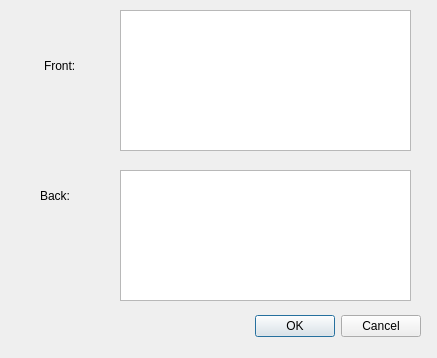
tzcl/qtSRFRS, file flashcardcreator.ui: the form before one commit.
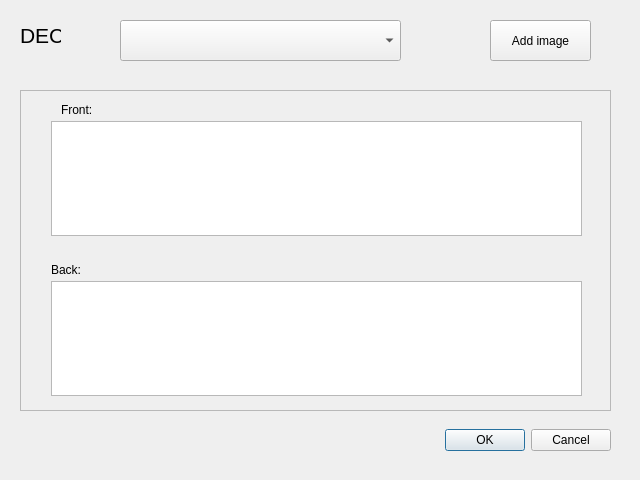
The form after the commit.

Commit message: decks/flashcard tables working

Diff of the .ui file:
```diff
--- a/flashcardcreator.ui
+++ b/flashcardcreator.ui
@@ -6,8 +6,8 @@
    <rect>
     <x>0</x>
     <y>0</y>
-    <width>437</width>
-    <height>358</height>
+    <width>640</width>
+    <height>480</height>
    </rect>
   </property>
   <property name="windowTitle">
@@ -16,10 +16,10 @@
   <widget class="QDialogButtonBox" name="buttonBox">
    <property name="geometry">
     <rect>
-     <x>80</x>
-     <y>310</y>
-     <width>341</width>
-     <height>32</height>
+     <x>440</x>
+     <y>410</y>
+     <width>171</width>
+     <height>61</height>
     </rect>
    </property>
    <property name="orientation">
@@ -29,49 +29,119 @@
     <set>QDialogButtonBox::Cancel|QDialogButtonBox::Ok</set>
    </property>
   </widget>
-  <widget class="QLabel" name="lbl_front_text">
+  <widget class="QPushButton" name="btn_add_image">
    <property name="geometry">
     <rect>
-     <x>44</x>
-     <y>50</y>
-     <width>41</width>
-     <height>31</height>
+     <x>490</x>
+     <y>20</y>
+     <width>101</width>
+     <height>41</height>
     </rect>
    </property>
    <property name="text">
-    <string>Front:</string>
+    <string>Add image</string>
    </property>
   </widget>
-  <widget class="QLabel" name="lbl_back_text">
+  <widget class="QScrollArea" name="scrollArea">
    <property name="geometry">
     <rect>
-     <x>40</x>
-     <y>180</y>
-     <width>41</width>
-     <height>31</height>
+     <x>20</x>
+     <y>90</y>
+     <width>591</width>
+     <height>321</height>
     </rect>
    </property>
-   <property name="text">
-    <string>Back:</string>
+   <property name="widgetResizable">
+    <bool>true</bool>
    </property>
+   <widget class="QWidget" name="scrollAreaWidgetContents">
+    <property name="geometry">
+     <rect>
+      <x>0</x>
+      <y>0</y>
+      <width>589</width>
+      <height>319</height>
+     </rect>
+    </property>
+    <widget class="QTextEdit" name="txt_front">
+     <property name="geometry">
+      <rect>
+       <x>30</x>
+       <y>30</y>
+       <width>531</width>
+       <height>115</height>
+      </rect>
+     </property>
+    </widget>
+    <widget class="QTextEdit" name="txt_back">
+     <property name="geometry">
+      <rect>
+       <x>30</x>
+       <y>190</y>
+       <width>531</width>
+       <height>115</height>
+      </rect>
+     </property>
+    </widget>
+    <widget class="QLabel" name="lbl_back_text">
+     <property name="geometry">
+      <rect>
+       <x>30</x>
+       <y>170</y>
+       <width>41</width>
+       <height>17</height>
+      </rect>
+     </property>
+     <property name="text">
+      <string>Back:</string>
+     </property>
+    </widget>
+    <widget class="QLabel" name="lbl_front_text">
+     <property name="geometry">
+      <rect>
+       <x>40</x>
+       <y>10</y>
+       <width>41</width>
+       <height>17</height>
+      </rect>
+     </property>
+     <property name="text">
+      <string>Front:</string>
+     </property>
+    </widget>
+   </widget>
   </widget>
-  <widget class="QTextEdit" name="txt_front">
+  <widget class="QLabel" name="lbl_deck">
    <property name="geometry">
     <rect>
-     <x>120</x>
-     <y>10</y>
-     <width>291</width>
-     <height>141</height>
+     <x>20</x>
+     <y>20</y>
+     <width>41</width>
+     <height>31</height>
     </rect>
    </property>
+   <property name="sizePolicy">
+    <sizepolicy hsizetype="Fixed" vsizetype="Fixed">
+     <horstretch>0</horstretch>
+     <verstretch>0</verstretch>
+    </sizepolicy>
+   </property>
+   <property name="font">
+    <font>
+     <pointsize>16</pointsize>
+    </font>
+   </property>
+   <property name="text">
+    <string>DECK</string>
+   </property>
   </widget>
-  <widget class="QTextEdit" name="txt_back">
+  <widget class="QComboBox" name="cb_decks">
    <property name="geometry">
     <rect>
      <x>120</x>
-     <y>170</y>
-     <width>291</width>
-     <height>131</height>
+     <y>20</y>
+     <width>281</width>
+     <height>41</height>
     </rect>
    </property>
   </widget>
```
Left out of the diff: 10 changed lines with no effect on the pictures. The commit also changes 20 other files.
